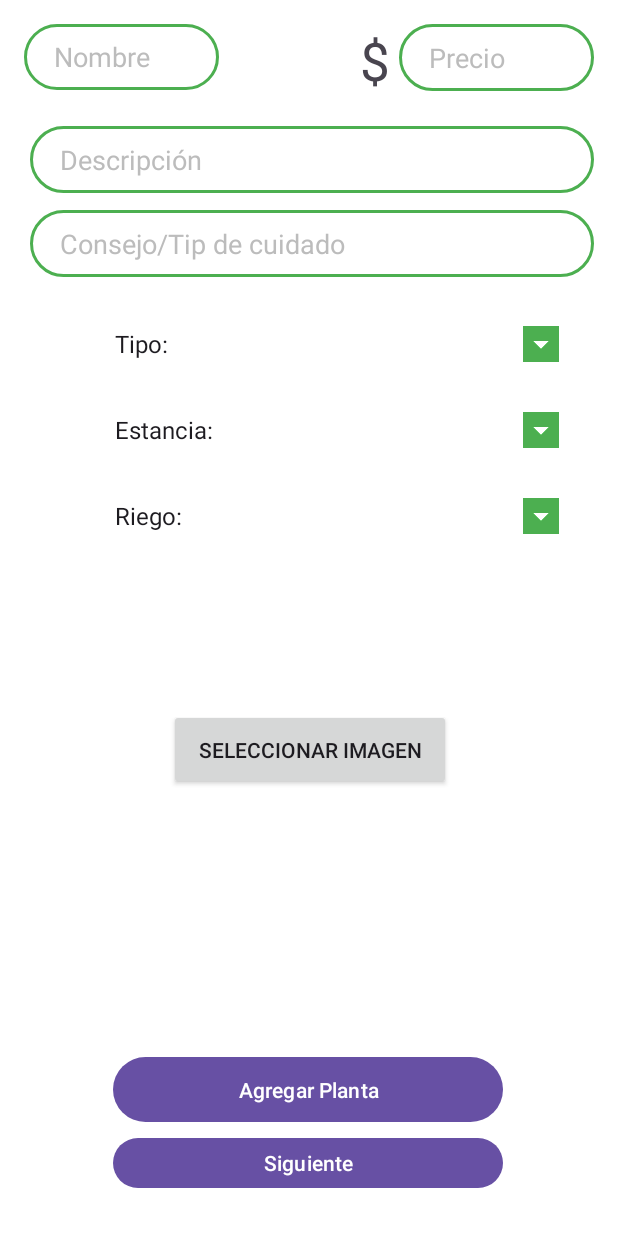
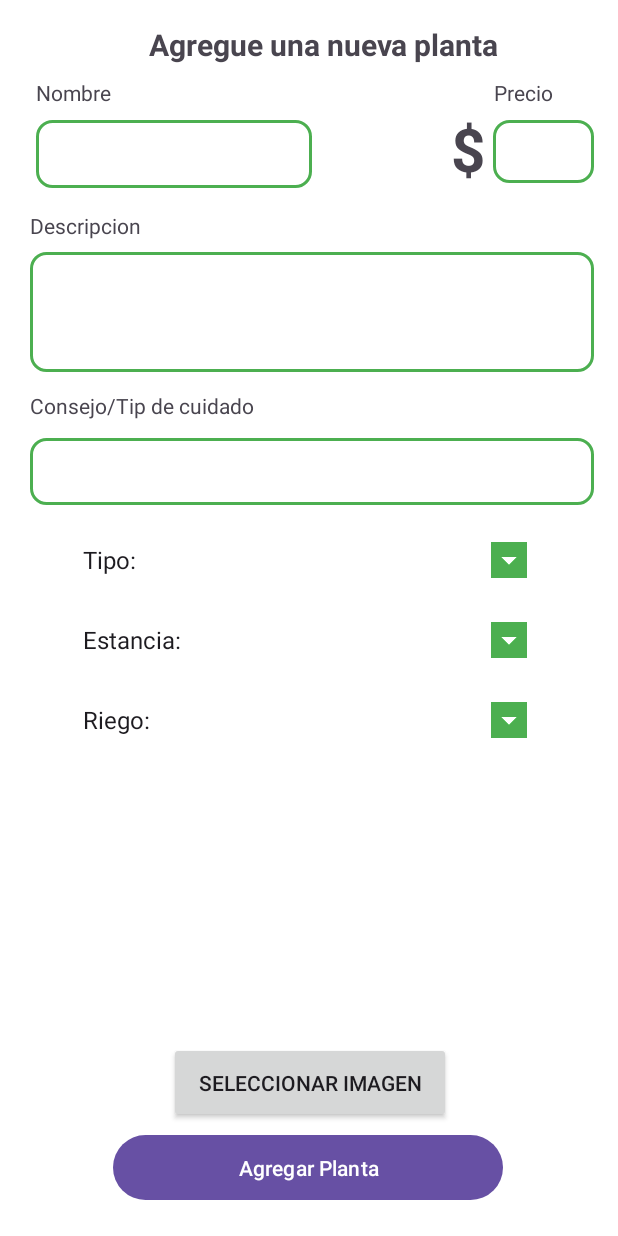
Before and after one commit to AxellSC/GreenLeaf-V1.0.0, an Android app: the FormActivity screen opened directly, with no data from a screen before it, on a phone screen of 412 x 824 dp. Run offline under Robolectric (Android 15) with nearby library versions, the phone set to English and light mode, and no system bars; our stand-ins replace Firebase (no records; nobody signed in at launch, a user with empty details on screens opened directly).

Commit message:
se modificó el formulario de planta

```diff
--- a/app/src/main/java/com/example/greenleaf_v100/view/FormActivity.kt
+++ b/app/src/main/java/com/example/greenleaf_v100/view/FormActivity.kt
@@ -70,10 +70,7 @@ class FormActivity : AppCompatActivity() {
             }
         }
 
-        binding.btnSiguiente.setOnClickListener{
-            val intent = Intent(this, CatalogoActivity::class.java)
-            startActivity(intent)
-        }
+
 
 
     }
--- a/app/src/main/res/drawable/input_bg.xml
+++ b/app/src/main/res/drawable/input_bg.xml
@@ -3,5 +3,5 @@
     xmlns:android="http://schemas.android.com/apk/res/android">
     <stroke android:color="@color/green" android:width="2dp"
         tools:ignore="MissingPrefix" />
-    <corners android:radius="70dp"/>
+    <corners android:radius="10dp"/>
 </shape>
--- a/app/src/main/res/layout/activity_form.xml
+++ b/app/src/main/res/layout/activity_form.xml
@@ -9,12 +9,26 @@
     android:orientation="vertical"
     android:padding="16dp">
 
+
+    <TextView
+        android:layout_width="wrap_content"
+        android:layout_height="wrap_content"
+        android:text="Agregue una nueva planta"
+        android:textSize="20sp"
+        android:textStyle="bold"
+        android:gravity="center"
+        app:layout_constraintEnd_toEndOf="parent"
+        app:layout_constraintHorizontal_bias="0.563"
+        app:layout_constraintStart_toStartOf="parent"
+        app:layout_constraintTop_toTopOf="parent" />
+
     <EditText
-        android:id="@+id/etNombre"
-        android:layout_width="130dp"
-        android:layout_height="44dp"
+        android:id="@+id/etDescripcion"
+        android:layout_width="match_parent"
+        android:layout_height="80dp"
+        android:layout_marginStart="4dp"
+        android:layout_marginTop="152dp"
         android:background="@drawable/input_bg"
-        android:hint="Nombre"
         android:paddingLeft="20dp"
         android:paddingTop="10dp"
         android:paddingRight="10dp"
@@ -24,14 +38,23 @@
         app:layout_constraintStart_toStartOf="parent"
         app:layout_constraintTop_toTopOf="parent" />
 
+    <TextView
+        android:layout_width="wrap_content"
+        android:layout_height="wrap_content"
+        android:layout_marginStart="4dp"
+        android:layout_marginBottom="8dp"
+        android:text="Descripcion"
+        app:layout_constraintBottom_toTopOf="@+id/etDescripcion"
+        app:layout_constraintStart_toStartOf="parent" />
+
     <EditText
-        android:id="@+id/etDescripcion"
+        android:id="@+id/etConsejo"
         android:layout_width="match_parent"
         android:layout_height="wrap_content"
         android:layout_marginStart="4dp"
-        android:layout_marginTop="68dp"
+        android:layout_marginTop="276dp"
         android:background="@drawable/input_bg"
-        android:hint="Descripción"
+
         android:paddingLeft="20dp"
         android:paddingTop="10dp"
         android:paddingRight="10dp"
@@ -41,29 +64,22 @@
         app:layout_constraintStart_toStartOf="parent"
         app:layout_constraintTop_toTopOf="parent" />
 
-    <EditText
-        android:id="@+id/etConsejo"
-        android:layout_width="match_parent"
+    <TextView
+        android:layout_width="wrap_content"
         android:layout_height="wrap_content"
         android:layout_marginStart="4dp"
-        android:layout_marginTop="124dp"
-        android:background="@drawable/input_bg"
-        android:hint="Consejo/Tip de cuidado"
-        android:paddingLeft="20dp"
-        android:paddingTop="10dp"
-        android:paddingRight="10dp"
-        android:paddingBottom="10dp"
-        android:textColor="#000000"
-        android:textColorHint="#BCBCBC"
-        app:layout_constraintStart_toStartOf="parent"
-        app:layout_constraintTop_toTopOf="parent" />
+        android:layout_marginBottom="12dp"
+        android:text="Consejo/Tip de cuidado"
+        app:layout_constraintBottom_toTopOf="@+id/etConsejo"
+        app:layout_constraintStart_toStartOf="parent" />
 
     <EditText
         android:id="@+id/etPrecio"
-        android:layout_width="130dp"
-        android:layout_height="wrap_content"
+        android:layout_width="67dp"
+        android:layout_height="42dp"
+        android:layout_marginTop="64dp"
         android:background="@drawable/input_bg"
-        android:hint="Precio"
+
         android:paddingLeft="20dp"
         android:paddingTop="10dp"
         android:paddingRight="10dp"
@@ -75,44 +91,84 @@
         app:layout_constraintStart_toEndOf="@+id/etNombre"
         app:layout_constraintTop_toTopOf="parent" />
 
+    <TextView
+        android:layout_width="wrap_content"
+        android:layout_height="wrap_content"
+        android:layout_marginTop="36dp"
+        android:text="Precio"
+        app:layout_constraintEnd_toEndOf="parent"
+        app:layout_constraintHorizontal_bias="0.903"
+        app:layout_constraintStart_toEndOf="@+id/textView"
+        app:layout_constraintTop_toTopOf="parent" />
+
+    <TextView
+        android:layout_width="wrap_content"
+        android:layout_height="wrap_content"
+        android:layout_marginTop="56dp"
+        android:text="$"
+        android:textSize="40sp"
+        android:textStyle="bold"
+        app:layout_constraintEnd_toEndOf="parent"
+        app:layout_constraintHorizontal_bias="0.56"
+
+        app:layout_constraintStart_toEndOf="@+id/etNombre"
+        app:layout_constraintTop_toTopOf="parent" />
+
+    <EditText
+        android:id="@+id/etNombre"
+        android:layout_width="184dp"
+        android:layout_height="45dp"
+        android:layout_marginStart="8dp"
+        android:layout_marginTop="64dp"
+        android:background="@drawable/input_bg"
+        android:paddingLeft="20dp"
+        android:paddingTop="10dp"
+        android:paddingRight="10dp"
+        android:paddingBottom="10dp"
+        android:textColor="#000000"
+        android:textColorHint="#BCBCBC"
+        app:layout_constraintStart_toStartOf="parent"
+        app:layout_constraintTop_toTopOf="parent" />
+
+    <TextView
+        android:id="@+id/textView"
+        android:layout_width="wrap_content"
+        android:layout_height="wrap_content"
+        android:layout_marginStart="8dp"
+        android:layout_marginTop="36dp"
+        android:text="Nombre"
+        app:layout_constraintStart_toStartOf="parent"
+        app:layout_constraintTop_toTopOf="parent" />
+
     <androidx.appcompat.widget.AppCompatButton
         android:id="@+id/btnSeleccionarImagen"
         android:layout_width="188dp"
         android:layout_height="54dp"
-        android:layout_marginBottom="16dp"
         android:text="Seleccionar Imagen"
-        app:layout_constraintBottom_toTopOf="@+id/ivPreview"
+
+        app:layout_constraintBottom_toBottomOf="@+id/ivPreview"
         app:layout_constraintEnd_toEndOf="parent"
         app:layout_constraintHorizontal_bias="0.502"
         app:layout_constraintStart_toStartOf="parent" />
+
 
     <ImageView
         android:id="@+id/ivPreview"
         android:layout_width="220dp"
         android:layout_height="146dp"
-        android:layout_marginBottom="12dp"
-        android:scaleType="centerCrop"
+        android:layout_marginBottom="4dp"
+        android:scaleType="fitCenter"
         app:layout_constraintBottom_toTopOf="@+id/btnAgregar"
         app:layout_constraintEnd_toEndOf="parent"
+        app:layout_constraintHorizontal_bias="0.503"
         app:layout_constraintStart_toStartOf="parent" />
 
     <Button
         android:id="@+id/btnAgregar"
         android:layout_width="260dp"
         android:layout_height="51dp"
-        android:layout_marginBottom="56dp"
+        android:layout_marginBottom="4dp"
         android:text="Agregar Planta"
-        app:layout_constraintBottom_toBottomOf="parent"
-        app:layout_constraintEnd_toEndOf="parent"
-        app:layout_constraintHorizontal_bias="0.495"
-        app:layout_constraintStart_toStartOf="parent" />
-
-    <Button
-        android:id="@+id/btnSiguiente"
-        android:layout_width="260dp"
-        android:layout_height="41dp"
-        android:layout_marginBottom="12dp"
-        android:text="Siguiente"
         app:layout_constraintBottom_toBottomOf="parent"
         app:layout_constraintEnd_toEndOf="parent"
         app:layout_constraintHorizontal_bias="0.495"
@@ -120,6 +176,23 @@
 
     <Spinner
         android:id="@+id/spnEstancia"
+        android:layout_width="316dp"
+        android:layout_height="41dp"
+        android:layout_marginTop="12dp"
+        android:backgroundTint="@color/green"
+        android:backgroundTintMode="add"
+        android:foregroundTint="#040404"
+        android:outlineAmbientShadowColor="#000000"
+        android:spinnerMode="dialog"
+        android:textAlignment="viewStart"
+        android:textDirection="inherit"
+        app:layout_constraintEnd_toEndOf="parent"
+        app:layout_constraintHorizontal_bias="0.492"
+        app:layout_constraintStart_toStartOf="parent"
+        app:layout_constraintTop_toBottomOf="@+id/spnTipo" />
+
+    <Spinner
+        android:id="@+id/spnTipo"
         android:layout_width="316dp"
         android:layout_height="41dp"
         android:layout_marginTop="16dp"
@@ -131,15 +204,15 @@
         android:textAlignment="viewStart"
         android:textDirection="inherit"
         app:layout_constraintEnd_toEndOf="parent"
-        app:layout_constraintHorizontal_bias="0.825"
+        app:layout_constraintHorizontal_bias="0.492"
         app:layout_constraintStart_toStartOf="parent"
-        app:layout_constraintTop_toBottomOf="@+id/spnTipo" />
+        app:layout_constraintTop_toBottomOf="@+id/etConsejo" />
 
     <Spinner
-        android:id="@+id/spnTipo"
+        android:id="@+id/spnRiego"
         android:layout_width="316dp"
         android:layout_height="41dp"
-        android:layout_marginTop="24dp"
+        android:layout_marginTop="12dp"
         android:backgroundTint="@color/green"
         android:backgroundTintMode="add"
         android:foregroundTint="#040404"
@@ -148,37 +221,8 @@
         android:textAlignment="viewStart"
         android:textDirection="inherit"
         app:layout_constraintEnd_toEndOf="parent"
-        app:layout_constraintHorizontal_bias="0.825"
-        app:layout_constraintStart_toStartOf="parent"
-        app:layout_constraintTop_toBottomOf="@+id/etConsejo" />
-
-    <Spinner
-        android:id="@+id/spnRiego"
-        android:layout_width="316dp"
-        android:layout_height="41dp"
-        android:layout_marginTop="16dp"
-        android:backgroundTint="@color/green"
-        android:backgroundTintMode="add"
-        android:foregroundTint="#040404"
-        android:outlineAmbientShadowColor="#000000"
-        android:spinnerMode="dialog"
-        android:textAlignment="viewStart"
-        android:textDirection="inherit"
-        app:layout_constraintEnd_toEndOf="parent"
-        app:layout_constraintHorizontal_bias="0.825"
+        app:layout_constraintHorizontal_bias="0.492"
         app:layout_constraintStart_toStartOf="parent"
         app:layout_constraintTop_toBottomOf="@+id/spnEstancia" />
 
-    <TextView
-        android:id="@+id/tvPrice"
-        android:layout_width="wrap_content"
-        android:layout_height="wrap_content"
-        android:layout_marginBottom="20dp"
-        android:text="$"
-        android:textSize="35dp"
-        app:layout_constraintBottom_toTopOf="@+id/etDescripcion"
-        app:layout_constraintEnd_toStartOf="@+id/etPrecio"
-        app:layout_constraintHorizontal_bias="0.941"
-        app:layout_constraintStart_toEndOf="@+id/etNombre" />
-
 </androidx.constraintlayout.widget.ConstraintLayout>
```
